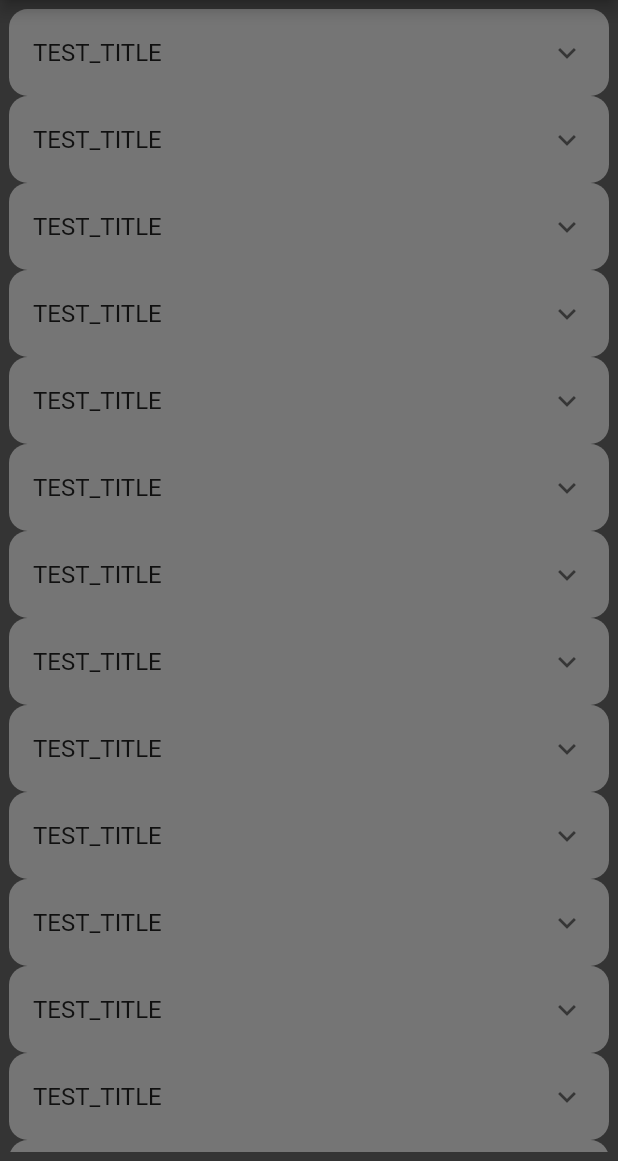
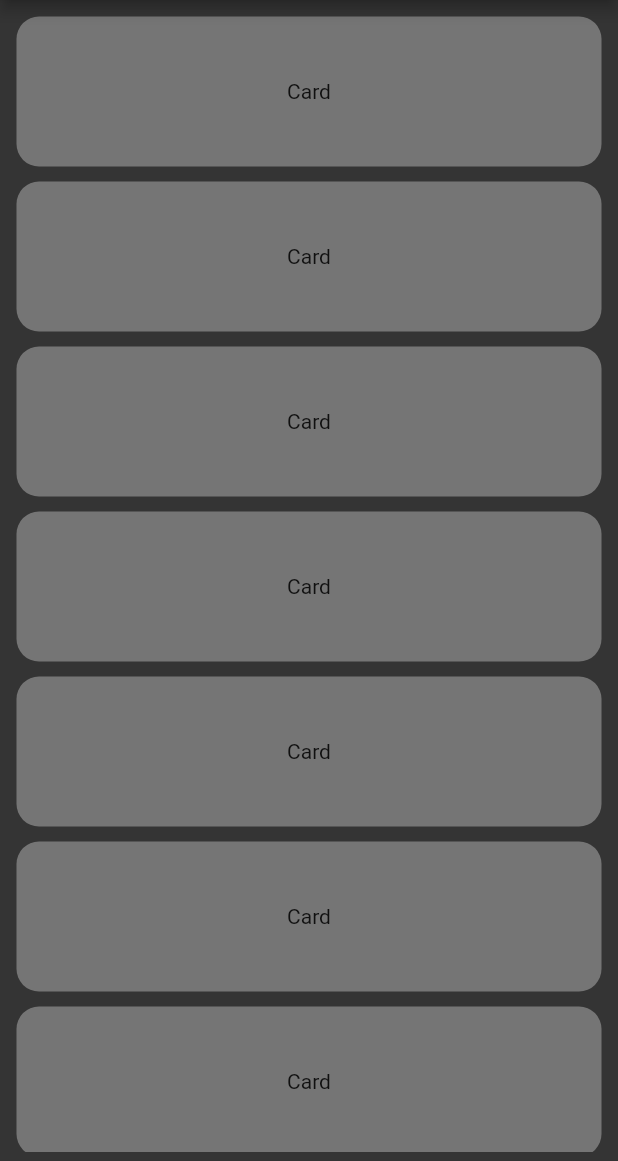
Before and after one commit to asyncaneek/ruminotes, a Flutter app: the screen it shows after launch, on a phone screen of 412 x 824 dp, the part 75-1236 px from its top. Run offline on Flutter 3.47's test engine with Material 2 defaults, Android fonts, the phone set to English and light mode, and no system bars.

Commit message:
break out card construction

```diff
--- a/lib/view/components/card.dart
+++ b/lib/view/components/card.dart
@@ -7,14 +7,16 @@ class card extends StatelessWidget {
   @override
   Widget build(BuildContext context) {
     return Container(
-        decoration: col.card_decoration,
-        child: ExpansionTile(
-          backgroundColor: col.background_color_card,
-          title: Text("TEST_TITLE"),
-          children: <Widget>[
-            Container(
-                decoration: col.card_decoration, child: Text("Description 1"))
-          ],
-        ));
+        margin: const EdgeInsets.all(5),
+        padding: const EdgeInsets.all(10),
+        decoration: const BoxDecoration(
+            color: col.background_color_card,
+            borderRadius: BorderRadius.all(Radius.circular(15))),
+        // decoration: col.card_decoration,
+        child: build_body(context, "Card"));
+  }
+
+  Widget build_body(BuildContext context, String title) {
+    return SizedBox(height: 80, child: Center(child: Text(title)));
   }
 }
```
